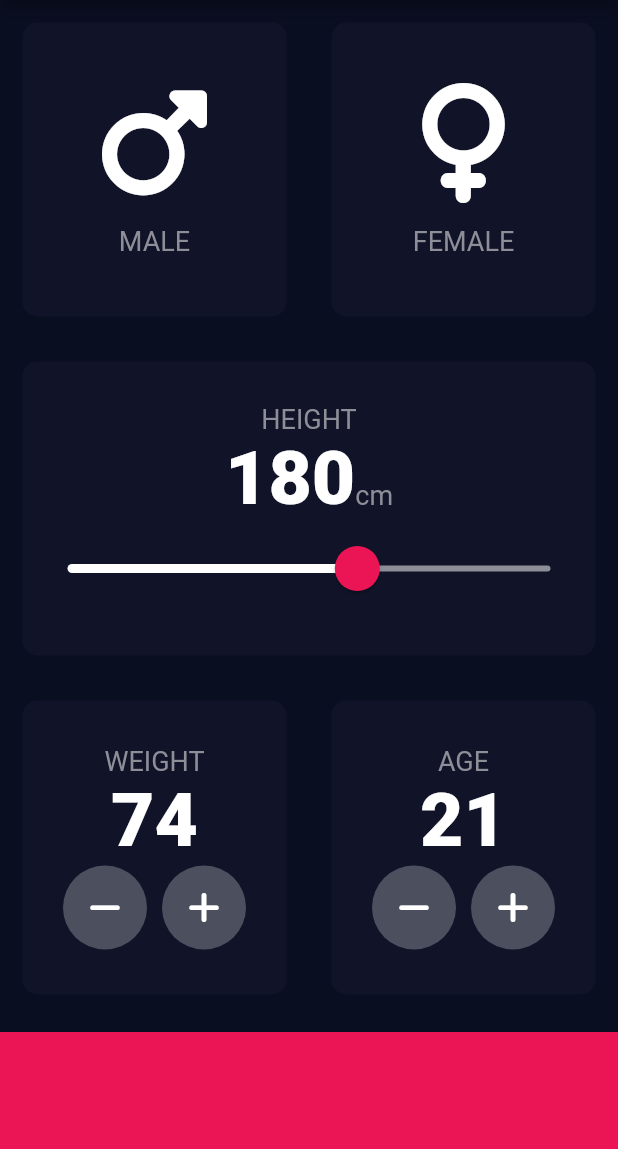
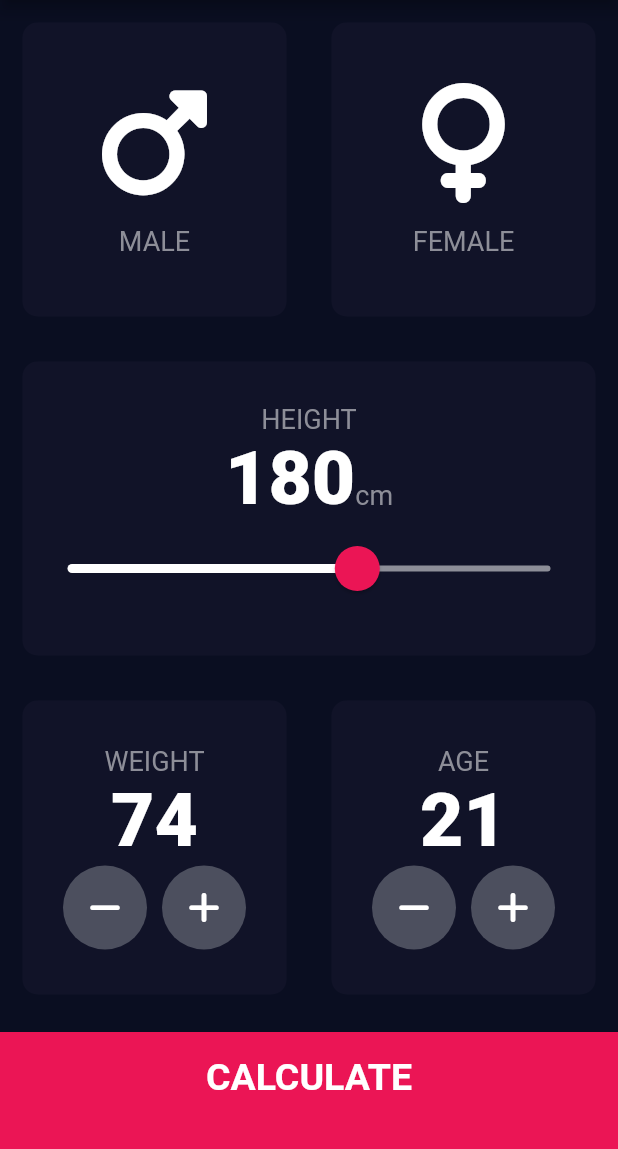
Before and after one commit to robin-correa/flutter-project2, a Flutter app: the screen it shows after launch, on a phone screen of 412 x 824 dp, the part 84-1233 px from its top. Run offline on Flutter 3.47's test engine with Material 2 defaults, Android fonts, the phone set to English and light mode, and no system bars; our stand-ins replace font_awesome_flutter.

```diff
--- /dev/null
+++ b/lib/components/button_button.dart
@@ -0,0 +1,29 @@
+import 'package:flutter/material.dart';
+import 'package:project2/constants.dart';
+
+class ButtomButton extends StatelessWidget {
+  ButtomButton({required this.onTap, required this.buttonTitle});
+
+  final VoidCallback onTap;
+  final String buttonTitle;
+
+  @override
+  Widget build(BuildContext context) {
+    return GestureDetector(
+      onTap: onTap,
+      child: Container(
+        color: kBottomContainerColour,
+        margin: const EdgeInsets.only(top: 10.0),
+        padding: const EdgeInsets.only(bottom: 20.0),
+        width: double.infinity,
+        height: kBottomContainerHeight,
+        child: Center(
+          child: Text(
+            buttonTitle,
+            style: kLargeButtonTextStyle,
+          ),
+        ),
+      ),
+    );
+  }
+}
--- a/lib/icon_content.dart
+++ b/lib/components/icon_content.dart
@@ -1,5 +1,5 @@
 import 'package:flutter/material.dart';
-import 'constants.dart';
+import 'package:project2/constants.dart';
 
 class IconContent extends StatelessWidget {
   IconContent({required this.icon, required this.label});
--- /dev/null
+++ b/lib/components/round_icon_button.dart
@@ -0,0 +1,23 @@
+import 'package:flutter/material.dart';
+
+class RoundIconButton extends StatelessWidget {
+  RoundIconButton({required this.icon, required this.onPressed});
+
+  final IconData icon;
+  final VoidCallback onPressed;
+
+  @override
+  Widget build(BuildContext context) {
+    return RawMaterialButton(
+      elevation: 0.0,
+      onPressed: onPressed,
+      constraints: const BoxConstraints.tightFor(
+        width: 56.0,
+        height: 56.0,
+      ),
+      shape: const CircleBorder(),
+      fillColor: const Color(0xFF4C4F5E),
+      child: Icon(icon),
+    );
+  }
+}
--- a/lib/main.dart
+++ b/lib/main.dart
@@ -1,5 +1,5 @@
 import 'package:flutter/material.dart';
-import 'input_page.dart';
+import 'screens/input_page.dart';
 
 void main() => runApp(BMICalculator());
 
--- a/lib/input_page.dart
+++ b/lib/screens/input_page.dart
@@ -1,8 +1,11 @@
 import 'package:flutter/material.dart';
 import 'package:font_awesome_flutter/font_awesome_flutter.dart';
-import 'icon_content.dart';
-import 'reusable_card.dart';
-import 'constants.dart';
+import 'package:project2/constants.dart';
+import 'package:project2/screens/result_page.dart';
+import 'package:project2/components/icon_content.dart';
+import 'package:project2/components/button_button.dart';
+import 'package:project2/components/reusable_card.dart';
+import 'package:project2/components/round_icon_button.dart';
 
 enum Gender {
   male,
@@ -205,36 +208,19 @@ class _InputPageState extends State<InputPage> {
               ),
             ],
           )),
-          Container(
-            color: kBottomContainerColour,
-            margin: const EdgeInsets.only(top: 10.0),
-            width: double.infinity,
-            height: kBottomContainerHeight,
+          ButtomButton(
+            buttonTitle: 'CALCULATE',
+            onTap: () {
+              Navigator.push(
+                context,
+                MaterialPageRoute(
+                  builder: (context) => ResultsPage(),
+                ),
+              );
+            },
           )
         ],
       ),
     );
   }
 }
-
-class RoundIconButton extends StatelessWidget {
-  RoundIconButton({required this.icon, required this.onPressed});
-
-  final IconData icon;
-  final VoidCallback onPressed;
-
-  @override
-  Widget build(BuildContext context) {
-    return RawMaterialButton(
-      elevation: 0.0,
-      onPressed: onPressed,
-      constraints: const BoxConstraints.tightFor(
-        width: 56.0,
-        height: 56.0,
-      ),
-      shape: const CircleBorder(),
-      fillColor: const Color(0xFF4C4F5E),
-      child: Icon(icon),
-    );
-  }
-}
```
Also changed, not shown: lib/constants.dart (+25 -0 lines), lib/screens/result_page.dart (added, +62 -0 lines), lib/components/reusable_card.dart (renamed from lib/reusable_card.dart).
